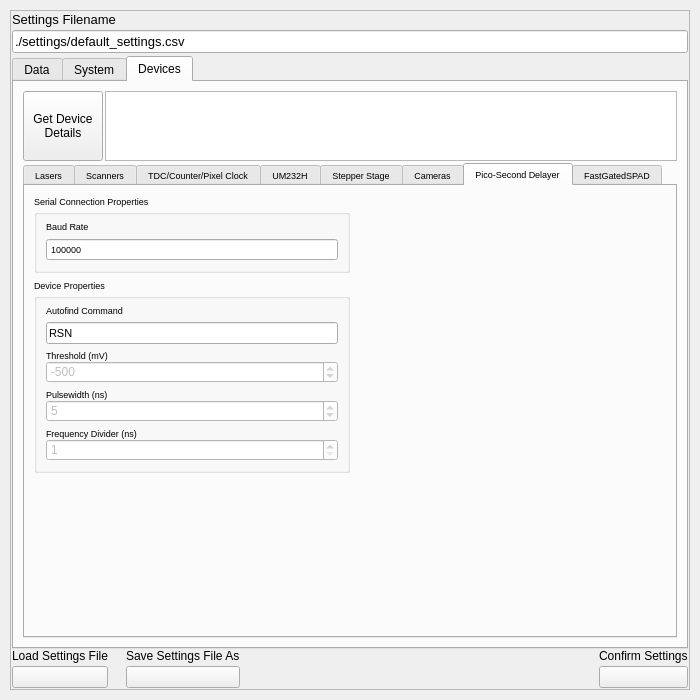
Above: gui/settingswindow.ui from Th3Tr00p3r/gSTED-sFCS before the change. Below: the same form after it.
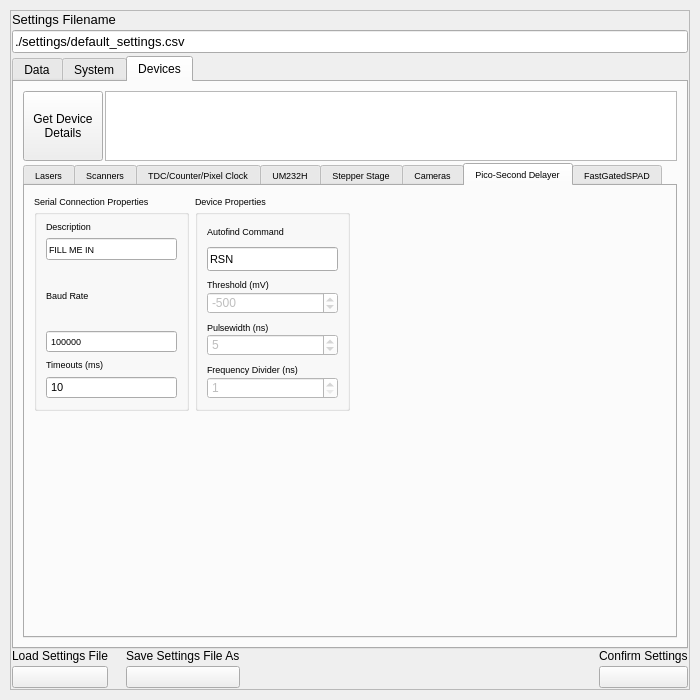
That is the form after the change. The open tabs and pages were chosen to show the change. Icons and pictures are not drawn.

Commit message: converted PSD to ftd2xx - still needs testing

```diff
--- a/gui/settingswindow.ui
+++ b/gui/settingswindow.ui
@@ -2671,14 +2671,14 @@
                </attribute>
                <layout class="QGridLayout" name="gridLayout_25">
                 <item row="0" column="0">
-                 <layout class="QVBoxLayout" name="verticalLayout_22">
+                 <layout class="QHBoxLayout" name="horizontalLayout_17">
                   <item>
                    <widget class="QGroupBox" name="groupBox_13">
                     <property name="title">
                      <string>Serial Connection Properties</string>
                     </property>
                     <layout class="QGridLayout" name="gridLayout_24">
-                     <item row="0" column="0">
+                     <item row="1" column="0">
                       <layout class="QVBoxLayout" name="verticalLayout_103" stretch="1,10">
                        <item>
                         <widget class="QLabel" name="label_91">
@@ -2702,6 +2702,62 @@
                        </item>
                       </layout>
                      </item>
+                     <item row="2" column="0">
+                      <layout class="QVBoxLayout" name="verticalLayout_109">
+                       <item>
+                        <widget class="QLabel" name="label_97">
+                         <property name="text">
+                          <string>Timeouts (ms)</string>
+                         </property>
+                        </widget>
+                       </item>
+                       <item>
+                        <widget class="QSpinBox" name="psdTimeout">
+                         <property name="enabled">
+                          <bool>true</bool>
+                         </property>
+                         <property name="font">
+                          <font>
+                           <pointsize>8</pointsize>
+                          </font>
+                         </property>
+                         <property name="wrapping">
+                          <bool>false</bool>
+                         </property>
+                         <property name="readOnly">
+                          <bool>false</bool>
+                         </property>
+                         <property name="buttonSymbols">
+                          <enum>QAbstractSpinBox::NoButtons</enum>
+                         </property>
+                         <property name="maximum">
+                          <number>999999999</number>
+                         </property>
+                         <property name="value">
+                          <number>10</number>
+                         </property>
+                        </widget>
+                       </item>
+                      </layout>
+                     </item>
+                     <item row="0" column="0">
+                      <layout class="QVBoxLayout" name="verticalLayout_110">
+                       <item>
+                        <widget class="QLabel" name="label_98">
+                         <property name="text">
+                          <string>Description</string>
+                         </property>
+                        </widget>
+                       </item>
+                       <item>
+                        <widget class="QLineEdit" name="psdDescription">
+                         <property name="text">
+                          <string>FILL ME IN</string>
+                         </property>
+                        </widget>
+                       </item>
+                      </layout>
+                     </item>
                     </layout>
                    </widget>
                   </item>
```
Left out of the diff: 4 changed lines with no effect on the pictures. The commit also changes 1 other file.
